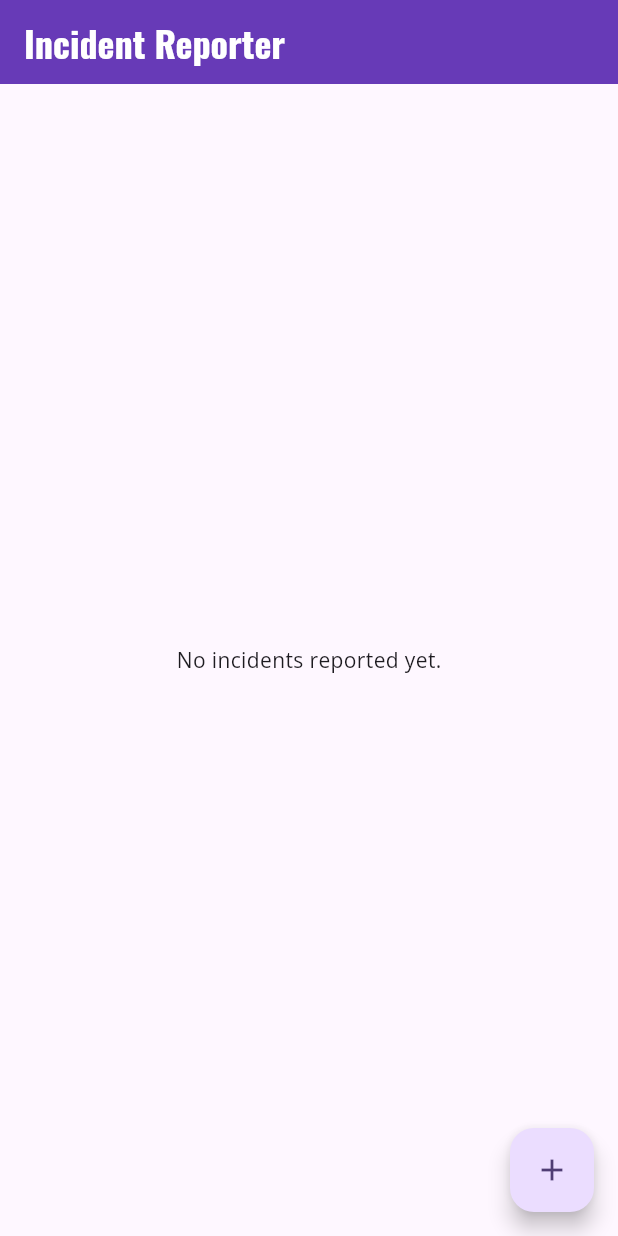
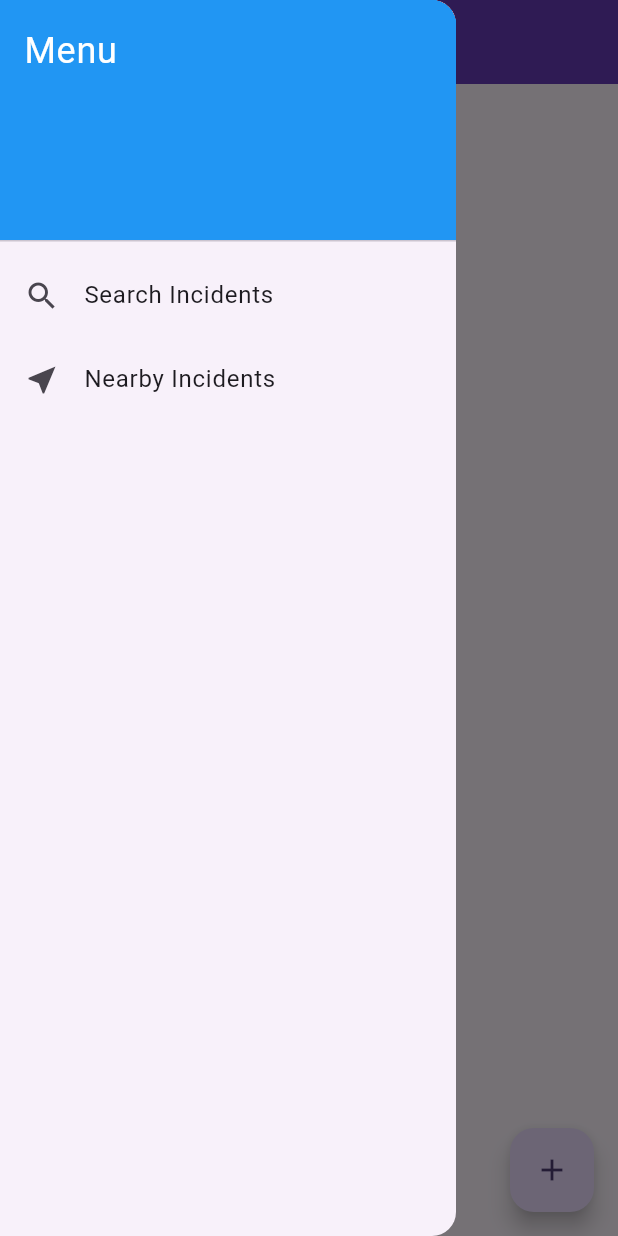
Before and after one commit to ckotwal/incident-reporter, a Flutter app: the screen it shows after launch, with the side drawer open (before the commit the screen has no drawer), on a phone screen of 412 x 824 dp. Run offline on Flutter 3.47's test engine with Material 3 defaults, Android fonts, the phone set to English and light mode, and no system bars; our stand-ins replace camera, cloud_firestore, firebase_core, firebase_storage, geocoding, geolocator and 4 more; missing offline and left inert: firebase_app_check; accounts and stored records are empty.

Commit message:
Changes before Firebase Studio auto-run

```diff
--- a/lib/main.dart
+++ b/lib/main.dart
@@ -10,6 +10,8 @@ import 'firebase_options.dart';
 import 'screens/home_screen.dart';
 import 'screens/capture_screen.dart';
 import 'screens/incident_details_screen.dart';
+import 'screens/search_incidents_screen.dart';
+import 'screens/nearby_incidents_screen.dart';
 import 'services/firestore_service.dart';
 import 'services/location_service.dart';
 import 'services/storage_service.dart';
@@ -48,6 +50,14 @@ final _router = GoRouter(
         final incidentId = state.pathParameters['id']!;
         return IncidentDetailsScreen(incidentId: incidentId);
       },
+    ),
+    GoRoute(
+      path: '/search_incidents',
+      builder: (context, state) => const SearchIncidentsScreen(),
+    ),
+    GoRoute(
+      path: '/nearby_incidents',
+      builder: (context, state) => const NearbyIncidentsScreen(),
     ),
   ],
 );
--- a/lib/screens/home_screen.dart
+++ b/lib/screens/home_screen.dart
@@ -2,6 +2,7 @@ import 'package:flutter/material.dart';
 import 'package:go_router/go_router.dart';
 import 'package:incident_reporter/models/incident.dart';
 import 'package:incident_reporter/services/firestore_service.dart';
+import 'package:incident_reporter/widgets/app_drawer.dart';
 import 'package:provider/provider.dart';
 import 'package:timeago/timeago.dart' as timeago;
 
@@ -32,6 +33,7 @@ class _HomeScreenState extends State<HomeScreen> {
       appBar: AppBar(
         title: const Text('Incident Reporter'),
       ),
+      drawer: const AppDrawer(),
       body: StreamBuilder<List<Incident>>(
         stream: _incidentsStream,
         builder: (context, snapshot) {
--- /dev/null
+++ b/lib/widgets/app_drawer.dart
@@ -0,0 +1,44 @@
+
+import 'package:flutter/material.dart';
+import 'package:go_router/go_router.dart';
+
+class AppDrawer extends StatelessWidget {
+  const AppDrawer({super.key});
+
+  @override
+  Widget build(BuildContext context) {
+    return Drawer(
+      child: ListView(
+        padding: EdgeInsets.zero,
+        children: <Widget>[
+          const DrawerHeader(
+            decoration: BoxDecoration(
+              color: Colors.blue,
+            ),
+            child: Text(
+              'Menu',
+              style: TextStyle(
+                color: Colors.white,
+                fontSize: 24,
+              ),
+            ),
+          ),
+          ListTile(
+            leading: const Icon(Icons.search),
+            title: const Text('Search Incidents'),
+            onTap: () {
+              context.go('/search_incidents');
+            },
+          ),
+          ListTile(
+            leading: const Icon(Icons.near_me),
+            title: const Text('Nearby Incidents'),
+            onTap: () {
+              context.go('/nearby_incidents');
+            },
+          ),
+        ],
+      ),
+    );
+  }
+}
```
Also changed, not shown: lib/screens/nearby_incidents_screen.dart (added, +18 -0 lines), lib/screens/search_incidents_screen.dart (added, +18 -0 lines), 1 other file.
